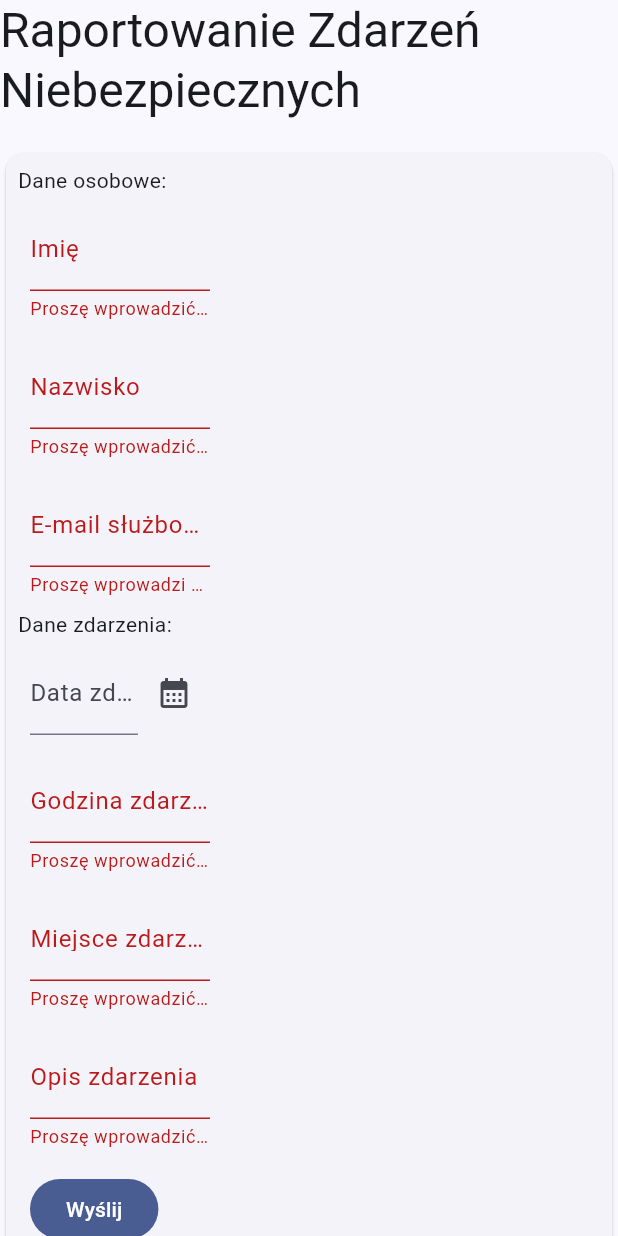
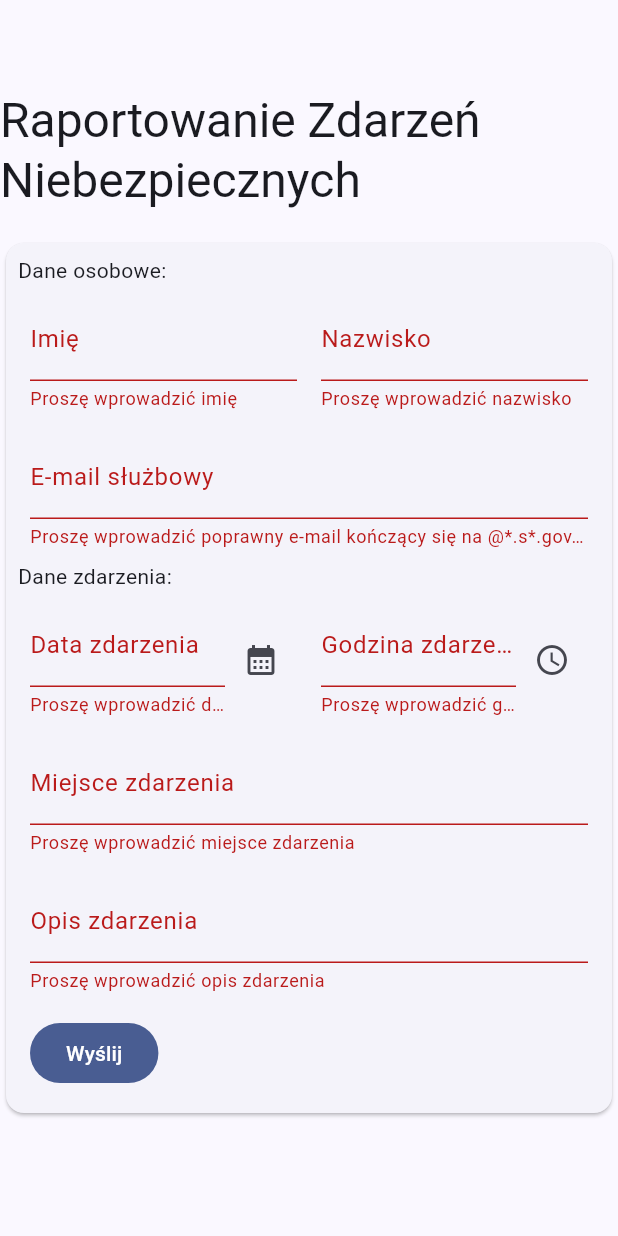
Before and after one commit to MRcoin2/Raportowanie_Zdarzen_Niebezpiecznych, a Flutter app: the screen it shows after launch, after a tap on "Wyślij", on a phone screen of 412 x 824 dp. Run offline on Flutter 3.47's test engine with Material 2 defaults, Android fonts, the phone set to English and light mode, and no system bars; our stand-ins replace flex_color_scheme.

Commit message:
added date and time validation

```diff
--- a/lib/main.dart
+++ b/lib/main.dart
@@ -127,9 +127,6 @@
 
 
 class _MyHomePageState extends State<MyHomePage> {
-
-  final _formKey = GlobalKey<FormState>();
-
   @override
   Widget build(BuildContext context) {
     return SafeArea(
@@ -142,10 +139,12 @@
                   padding: const EdgeInsets.only(top:18.0, bottom: 18.0),
                   child: Card(
                     child: SizedBox(
-                      width: MediaQuery.of(context).size.height/MediaQuery.of(context).size.width<1?MediaQuery.of(context).size.width*0.66:double.infinity,
-                      child: Padding(
-                        padding: const EdgeInsets.all(8.0),
-                        child: MainForm(),
+                      width: MediaQuery.of(context).size.height/MediaQuery.of(context).size.width<1?MediaQuery.of(context).size.width*0.50:double.infinity,
+                      child: Center(
+                        child: Padding(
+                          padding: const EdgeInsets.all(8.0),
+                          child: MainForm(),
+                        ),
                       ),
                     ),
                   ),
--- a/lib/main_form/form.dart
+++ b/lib/main_form/form.dart
@@ -1,6 +1,5 @@
-import 'dart:html';
-
 import 'package:flutter/material.dart';
+import 'package:intl/intl.dart';
 
 class MainForm extends StatefulWidget {
   const MainForm({super.key});
@@ -23,11 +22,12 @@
           const Text(
             'Dane osobowe:',
           ),
-          SizedBox(
-            width: MediaQuery.of(context).size.width * 0.33,
-            child: Column(
+          Column(
             children: [
-                MainFormField(
+              Row(
+                children: [
+                  Expanded(
+                    child: MainFormField(
                       labelText: "Imię",
                       validator: (value) {
                         if (value == null || value.isEmpty) {
@@ -36,7 +36,9 @@
                         return null;
                       },
                     ),
-                MainFormField(
+                  ),
+                  Expanded(
+                    child: MainFormField(
                       labelText: "Nazwisko",
                       validator: (value) {
                         if (value == null || value.isEmpty) {
@@ -45,36 +47,32 @@
                         return null;
                       },
                     ),
+                  ),
+                ],
+              ),
               MainFormField(
                 labelText: "E-mail służbowy",
                 validator: (value) {
                   if (value == null ||
                       value.isEmpty ||
                       !RegExp(r'^.*\..*@.*\.s.*\.gov\.pl$').hasMatch(value)) {
-                      return 'Proszę wprowadzi poprawny e-mail kończący się na @*.s*.gov.pl';
+                    return 'Proszę wprowadzić poprawny e-mail kończący się na @*.s*.gov.pl';
                   }
                   return null;
                 },
               ),
             ],
           ),
-          ),
           const Text(
             'Dane zdarzenia:',
           ),
-          SizedBox(
-            width: MediaQuery.of(context).size.width * 0.33,
-            child: Column(
+          Column(
             children: [
-                DatePickerFormField(),
-                MainFormField(
-                  labelText: "Godzina zdarzenia",
-                  validator: (value) {
-                    if (value == null || value.isEmpty) {
-                      return 'Proszę wprowadzić godzinę zdarzenia';
-                    }
-                    return null;
-                  },
+              Row(
+                children: [
+                  Expanded(child: DatePickerFormField()),
+                  Expanded(child: TimePickerFormField()),
+                ],
               ),
               MainFormField(
                 labelText: "Miejsce zdarzenia",
@@ -95,7 +93,6 @@
                 },
               ),
             ],
-            ),
           ),
           Padding(
             padding: const EdgeInsets.all(8.0),
@@ -163,12 +160,13 @@
     if (picked != null && picked != selectedDate) {
       setState(() {
         selectedDate = picked;
-        _dateController.text = "${selectedDate.day}.${selectedDate.month}.${selectedDate.year}";
+        _dateController.text = DateFormat('dd.MM.yyyy').format(selectedDate);
       });
     }
   }
 
   TextEditingController _dateController = TextEditingController(text: "");
+
   @override
   Widget build(BuildContext context) {
     return Padding(
@@ -181,7 +179,32 @@
               controller: _dateController,
               decoration: const InputDecoration(
                 labelText: "Data zdarzenia",
+                hintText: "DD.MM.RRRR",
               ),
+              validator: (value) {
+                if (value == null ||
+                    value.isEmpty ||
+                    !RegExp(r'^\d{2}\.\d{2}\.\d{4}$').hasMatch(value)) {
+                  return 'Proszę wprowadzić datę w formacie DD.MM.RRRR';
+                }
+                //catch an error parsing the date
+                try {
+                  DateFormat('dd.MM.yyyy').parseStrict(value);
+                } catch (e) {
+                  return 'Proszę wprowadzić datę w formacie DD.MM.RRRR';
+                }
+                ;
+                if (DateFormat('dd.mm.yyyy')
+                    .parseStrict(value)
+                    .isAfter(DateTime.now())) {
+                  return 'Data zdarzenia nie może być późniejsza niż dzisiejsza';
+                } else if (DateFormat('dd.mm.yyyy')
+                    .parseStrict(value)
+                    .isBefore(DateTime(2020))) {
+                  return 'Data zdarzenia nie może być wcześniejsza niż 01.01.2020';
+                }
+                return null;
+              },
             ),
           ),
           IconButton(
@@ -194,4 +217,74 @@
   }
 }
 
-// ),IconButton(onPressed: ()=>_selectDate,  icon: Icon(Icons.calendar_month),
+// form field that on click displays a time picker dialog and fills itself with the selected time
+class TimePickerFormField extends StatefulWidget {
+  const TimePickerFormField({super.key});
+
+  @override
+  State<TimePickerFormField> createState() => _TimePickerFormFieldState();
+}
+
+class _TimePickerFormFieldState extends State<TimePickerFormField> {
+  TimeOfDay selectedTime = TimeOfDay.now();
+
+  Future<void> _selectTime(BuildContext context) async {
+    final TimeOfDay? picked = await showTimePicker(
+      context: context,
+      initialTime: selectedTime,
+      builder: (BuildContext context, Widget? child) {
+        return MediaQuery(
+          data: MediaQuery.of(context).copyWith(alwaysUse24HourFormat: true),
+          child: child!,
+        );
+      },
+    );
+    if (picked != null && picked != selectedTime) {
+      setState(() {
+        selectedTime = picked;
+        _timeController.text = DateFormat('HH:mm')
+            .format(DateTime(0, 0, 0, selectedTime.hour, selectedTime.minute));
+      });
+    }
+  }
+
+  TextEditingController _timeController = TextEditingController(text: "");
+
+  @override
+  Widget build(BuildContext context) {
+    return Padding(
+      padding: const EdgeInsets.all(8.0),
+      child: Row(
+        mainAxisSize: MainAxisSize.min,
+        children: [
+          Expanded(
+            child: TextFormField(
+              controller: _timeController,
+              decoration: const InputDecoration(
+                labelText: "Godzina zdarzenia",
+                hintText: "GG:MM",
+              ),
+              validator: (value) {
+                if (value == null ||
+                    value.isEmpty ||
+                    !RegExp(r'^[0-9]{2}:[0-9]{2}$').hasMatch(value)) {
+                  return 'Proszę wprowadzić godzinę w formacie GG:MM';
+                }
+                try {
+                  DateFormat('HH:mm').parseStrict(value);
+                } catch (e) {
+                  return 'Proszę wprowadzić godzinę w formacie GG:MM';
+                }
+                return null;
+              },
+            ),
+          ),
+          IconButton(
+            onPressed: () => _selectTime(context),
+            icon: Icon(Icons.access_time),
+          ),
+        ],
+      ),
+    );
+  }
+}
--- a/pubspec.yaml
+++ b/pubspec.yaml
@@ -36,6 +36,7 @@
   # Use with the CupertinoIcons class for iOS style icons.
   cupertino_icons: ^1.0.2
   flex_color_scheme: ^7.1.2
+  intl: ^0.18.1
 
 dev_dependencies:
   flutter_test:
```
Also changed, not shown: pubspec.lock, 1 other file. Lines whose indentation alone changed are shown as unchanged.
